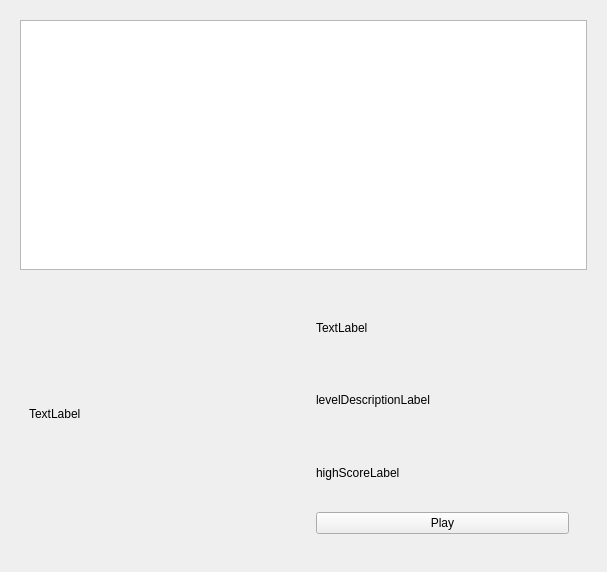
Above: portal/src/studentplaypane.ui from zfrye06/Loque before the change. Below: the same form after it.
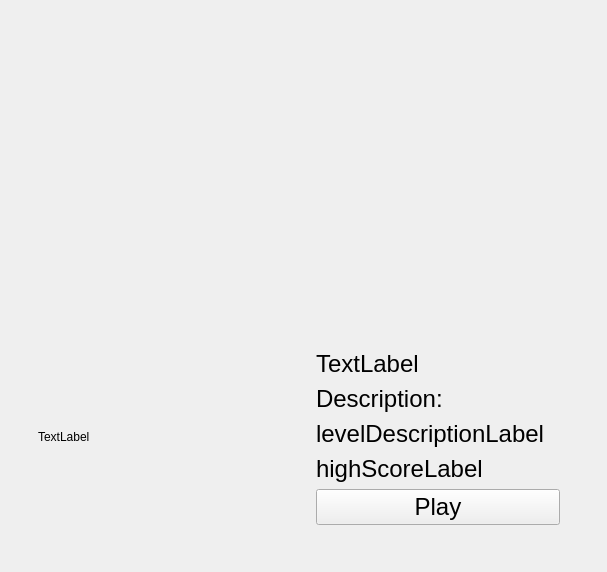
That is the form after the change.

Commit message: portal - Redesign StudentPlayPane.

Patch:
```diff
--- a/portal/src/studentplaypane.ui
+++ b/portal/src/studentplaypane.ui
@@ -28,11 +28,199 @@
            <property name="maximumSize">
             <size>
              <width>16777215</width>
-             <height>250</height>
+             <height>60</height>
             </size>
            </property>
+           <property name="palette">
+            <palette>
+             <active>
+              <colorrole role="Button">
+               <brush brushstyle="SolidPattern">
+                <color alpha="0">
+                 <red>0</red>
+                 <green>0</green>
+                 <blue>0</blue>
+                </color>
+               </brush>
+              </colorrole>
+              <colorrole role="Base">
+               <brush brushstyle="NoBrush">
+                <color alpha="255">
+                 <red>0</red>
+                 <green>0</green>
+                 <blue>0</blue>
+                </color>
+               </brush>
+              </colorrole>
+              <colorrole role="Window">
+               <brush brushstyle="SolidPattern">
+                <color alpha="0">
+                 <red>0</red>
+                 <green>0</green>
+                 <blue>0</blue>
+                </color>
+               </brush>
+              </colorrole>
+              <colorrole role="Highlight">
+               <brush brushstyle="SolidPattern">
+                <color alpha="255">
+                 <red>109</red>
+                 <green>147</green>
+                 <blue>164</blue>
+                </color>
+               </brush>
+              </colorrole>
+             </active>
+             <inactive>
+              <colorrole role="Button">
+               <brush brushstyle="SolidPattern">
+                <color alpha="0">
+                 <red>0</red>
+                 <green>0</green>
+                 <blue>0</blue>
+                </color>
+               </brush>
+              </colorrole>
+              <colorrole role="Base">
+               <brush brushstyle="NoBrush">
+                <color alpha="255">
+                 <red>0</red>
+                 <green>0</green>
+                 <blue>0</blue>
+                </color>
+               </brush>
+              </colorrole>
+              <colorrole role="Window">
+               <brush brushstyle="SolidPattern">
+                <color alpha="0">
+                 <red>0</red>
+                 <green>0</green>
+                 <blue>0</blue>
+                </color>
+               </brush>
+              </colorrole>
+              <colorrole role="Highlight">
+               <brush brushstyle="SolidPattern">
+                <color alpha="255">
+                 <red>109</red>
+                 <green>147</green>
+                 <blue>164</blue>
+                </color>
+               </brush>
+              </colorrole>
+             </inactive>
+             <disabled>
+              <colorrole role="Button">
+               <brush brushstyle="SolidPattern">
+                <color alpha="0">
+                 <red>0</red>
+                 <green>0</green>
+                 <blue>0</blue>
+                </color>
+               </brush>
+              </colorrole>
+              <colorrole role="Base">
+               <brush brushstyle="NoBrush">
+                <color alpha="255">
+                 <red>0</red>
+                 <green>0</green>
+                 <blue>0</blue>
+                </color>
+               </brush>
+              </colorrole>
+              <colorrole role="Window">
+               <brush brushstyle="SolidPattern">
+                <color alpha="0">
+                 <red>0</red>
+                 <green>0</green>
+                 <blue>0</blue>
+                </color>
+               </brush>
+              </colorrole>
+              <colorrole role="Highlight">
+               <brush brushstyle="SolidPattern">
+                <color alpha="255">
+                 <red>212</red>
+                 <green>212</green>
+                 <blue>212</blue>
+                </color>
+               </brush>
+              </colorrole>
+             </disabled>
+            </palette>
+           </property>
+           <property name="font">
+            <font>
+             <pointsize>14</pointsize>
+            </font>
+           </property>
+           <property name="focusPolicy">
+            <enum>Qt::StrongFocus</enum>
+           </property>
+           <property name="styleSheet">
+            <string notr="true">background-color: transparent;</string>
+           </property>
+           <property name="frameShape">
+            <enum>QFrame::NoFrame</enum>
+           </property>
+           <property name="frameShadow">
+            <enum>QFrame::Plain</enum>
+           </property>
+           <property name="lineWidth">
+            <number>0</number>
+           </property>
+           <property name="flow">
+            <enum>QListView::LeftToRight</enum>
+           </property>
+           <property name="spacing">
+            <number>10</number>
+           </property>
           </widget>
          </item>
+         <item>
+          <widget class="QListWidget" name="levelList">
+           <property name="minimumSize">
+            <size>
+             <width>0</width>
+             <height>0</height>
+            </size>
+           </property>
+           <property name="maximumSize">
+            <size>
+             <width>16777215</width>
+             <height>350</height>
+            </size>
+           </property>
+           <property name="focusPolicy">
+            <enum>Qt::NoFocus</enum>
+           </property>
+           <property name="styleSheet">
+            <string notr="true">background-color: transparent;</string>
+           </property>
+           <property name="frameShape">
+            <enum>QFrame::NoFrame</enum>
+           </property>
+           <property name="verticalScrollBarPolicy">
+            <enum>Qt::ScrollBarAlwaysOff</enum>
+           </property>
+           <property name="horizontalScrollBarPolicy">
+            <enum>Qt::ScrollBarAlwaysOff</enum>
+           </property>
+           <property name="iconSize">
+            <size>
+             <width>200</width>
+             <height>200</height>
+            </size>
+           </property>
+           <property name="flow">
+            <enum>QListView::LeftToRight</enum>
+           </property>
+          </widget>
+         </item>
+         <item>
+          <widget class="QStackedWidget" name="levelDescriptionStack">
+           <widget class="QWidget" name="levelDescriptionPage">
+            <layout class="QHBoxLayout" name="horizontalLayout_4">
          <item>
           <widget class="QWidget" name="descriptionAreaWidget" native="true">
            <layout class="QHBoxLayout" name="horizontalLayout_2">
@@ -55,13 +243,35 @@
                   <layout class="QVBoxLayout" name="verticalLayout">
                    <item>
                     <widget class="QLabel" name="levelNameLabel">
+                         <property name="font">
+                          <font>
+                           <pointsize>18</pointsize>
+                          </font>
+                         </property>
                      <property name="text">
                       <string>TextLabel</string>
                      </property>
                     </widget>
                    </item>
+                       <item>
+                        <widget class="QLabel" name="label_2">
+                         <property name="font">
+                          <font>
+                           <pointsize>18</pointsize>
+                          </font>
+                         </property>
+                         <property name="text">
+                          <string>Description: </string>
+                         </property>
+                        </widget>
+                       </item>
                    <item>
                     <widget class="QLabel" name="levelDescLabel">
+                         <property name="font">
+                          <font>
+                           <pointsize>18</pointsize>
+                          </font>
+                         </property>
                      <property name="text">
                       <string>levelDescriptionLabel</string>
                      </property>
@@ -69,6 +279,11 @@
                    </item>
                    <item>
                     <widget class="QLabel" name="highScoreLabel">
+                         <property name="font">
+                          <font>
+                           <pointsize>18</pointsize>
+                          </font>
+                         </property>
                      <property name="text">
                       <string>highScoreLabel</string>
                      </property>
@@ -76,6 +291,11 @@
                    </item>
                    <item>
                     <widget class="QPushButton" name="playButton">
+                         <property name="font">
+                          <font>
+                           <pointsize>18</pointsize>
+                          </font>
+                         </property>
                      <property name="text">
                       <string>Play</string>
                      </property>
@@ -90,6 +310,78 @@
             </item>
            </layout>
           </widget>
+             </item>
+            </layout>
+           </widget>
+           <widget class="QWidget" name="noActiveLevelPage">
+            <widget class="QLabel" name="label">
+             <property name="geometry">
+              <rect>
+               <x>20</x>
+               <y>60</y>
+               <width>531</width>
+               <height>29</height>
+              </rect>
+             </property>
+             <property name="font">
+              <font>
+               <pointsize>24</pointsize>
+              </font>
+             </property>
+             <property name="text">
+              <string>Looks like your instructor hasn't added any levels for this class!</string>
+             </property>
+            </widget>
+           </widget>
+          </widget>
+         </item>
+        </layout>
+       </item>
+      </layout>
+     </widget>
+     <widget class="QWidget" name="noClassesPane">
+      <layout class="QVBoxLayout" name="verticalLayout_4">
+       <item>
+        <layout class="QFormLayout" name="formLayout">
+         <item row="2" column="1">
+          <widget class="QLabel" name="noClassesLabel">
+           <property name="font">
+            <font>
+             <pointsize>24</pointsize>
+            </font>
+           </property>
+           <property name="text">
+            <string>Looks like you don't have any classes!</string>
+           </property>
+           <property name="alignment">
+            <set>Qt::AlignCenter</set>
+           </property>
+          </widget>
+         </item>
+         <item row="3" column="1">
+          <widget class="QPushButton" name="firstClassButton">
+           <property name="font">
+            <font>
+             <pointsize>24</pointsize>
+            </font>
+           </property>
+           <property name="text">
+            <string>Add a Class</string>
+           </property>
+          </widget>
+         </item>
+         <item row="1" column="1">
+          <spacer name="horizontalSpacer">
+           <property name="orientation">
+            <enum>Qt::Horizontal</enum>
+           </property>
+           <property name="sizeHint" stdset="0">
+            <size>
+             <width>40</width>
+             <height>120</height>
+            </size>
+           </property>
+          </spacer>
          </item>
         </layout>
        </item>
```
Left out of the diff: 4 changed lines with no effect on the pictures. Lines whose indentation alone changed are shown as unchanged. The commit also changes 2 other files.
